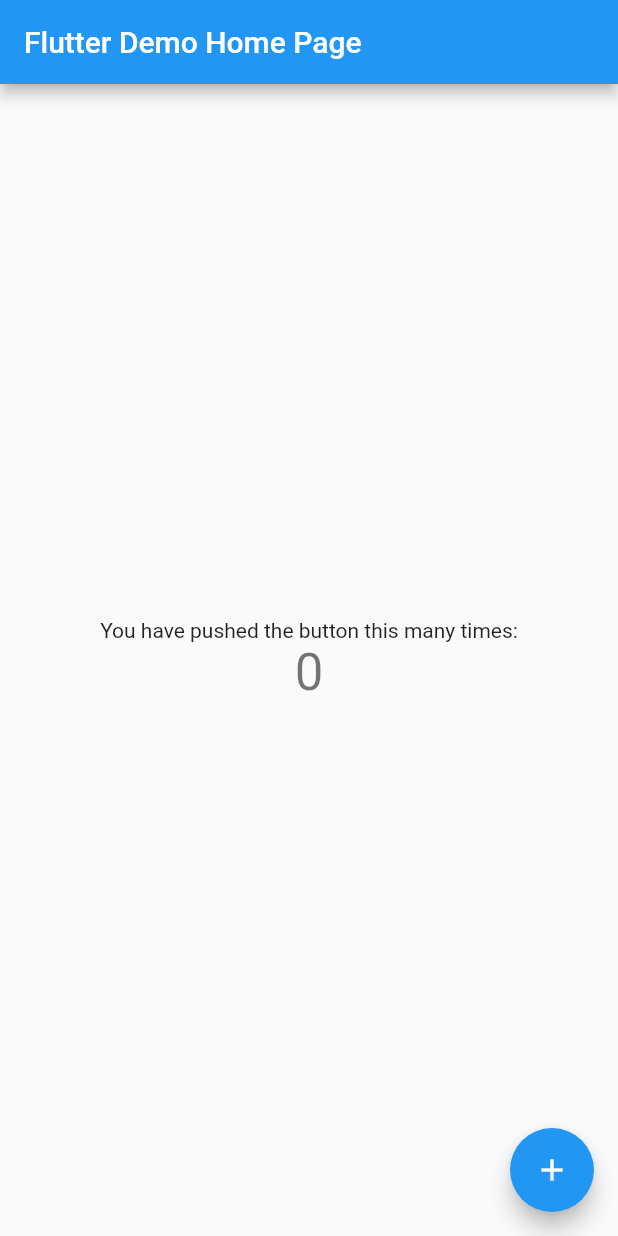
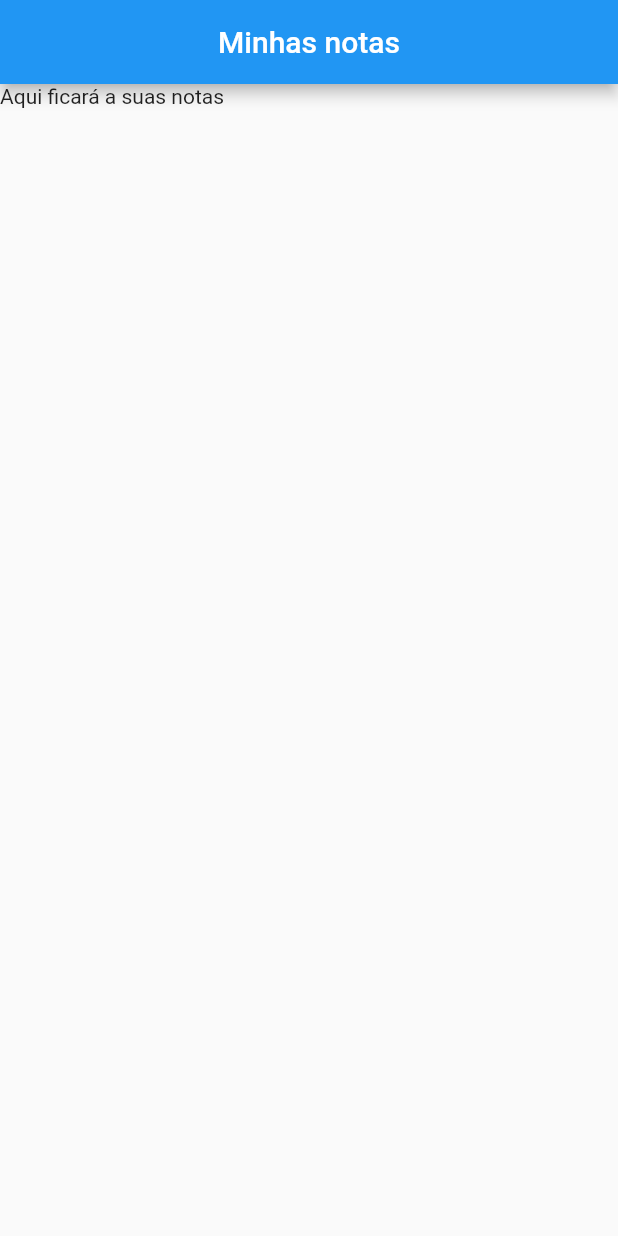
Before and after one commit to MatheusMassula/note_app, a Flutter app: the screen it shows after launch, on a phone screen of 412 x 824 dp. Run offline on Flutter 3.47's test engine with Material 2 defaults, Android fonts, the phone set to English and light mode, and no system bars.

Commit message:
criando a página inicial

```diff
--- a/lib/main.dart
+++ b/lib/main.dart
@@ -1,4 +1,6 @@
 import 'package:flutter/material.dart';
+
+import 'pages/home.dart';
 
 void main() => runApp(MyApp());
 
@@ -11,52 +13,7 @@ class MyApp extends StatelessWidget {
       theme: ThemeData(
         primarySwatch: Colors.blue,
       ),
-      home: MyHomePage(title: 'Flutter Demo Home Page'),
+      home: Home(),
     );
   }
 }
-
-class MyHomePage extends StatefulWidget {
-  MyHomePage({Key key, this.title}) : super(key: key);
-  final String title;
-
-  @override
-  _MyHomePageState createState() => _MyHomePageState();
-}
-
-class _MyHomePageState extends State<MyHomePage> {
-  int _counter = 0;
-  void _incrementCounter() {
-    setState(() {
-      _counter++;
-    });
-  }
-
-  @override
-  Widget build(BuildContext context) {
-    return Scaffold(
-      appBar: AppBar(
-        title: Text(widget.title),
-      ),
-      body: Center(
-        child: Column(
-          mainAxisAlignment: MainAxisAlignment.center,
-          children: <Widget>[
-            Text(
-              'You have pushed the button this many times:',
-            ),
-            Text(
-              '$_counter',
-              style: Theme.of(context).textTheme.display1,
-            ),
-          ],
-        ),
-      ),
-      floatingActionButton: FloatingActionButton(
-        onPressed: _incrementCounter,
-        tooltip: 'Increment',
-        child: Icon(Icons.add),
-      ),
-    );
-  }
-}
--- /dev/null
+++ b/lib/pages/home.dart
@@ -0,0 +1,14 @@
+import 'package:flutter/material.dart';
+
+class Home extends StatelessWidget {
+  @override
+  Widget build(BuildContext context) {
+    return Scaffold(
+      appBar: AppBar(
+        title: Text('Minhas notas'),
+        centerTitle: true,
+      ),
+      body: Text('Aqui ficará a suas notas'),
+    );
+  }
+}
```
